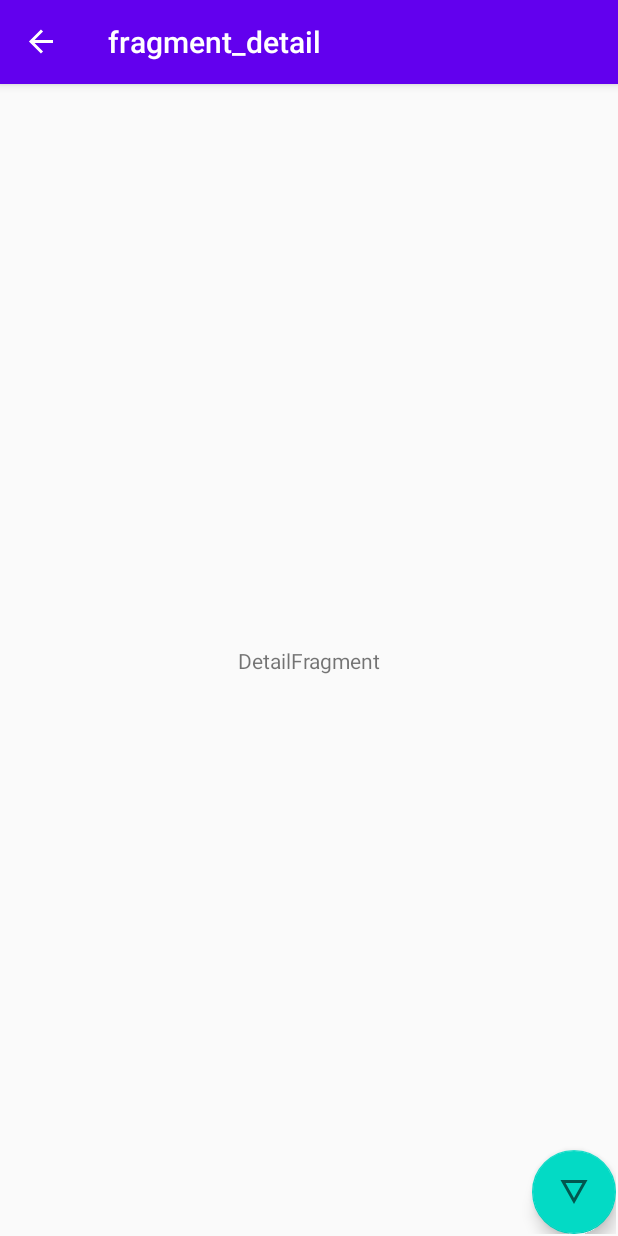
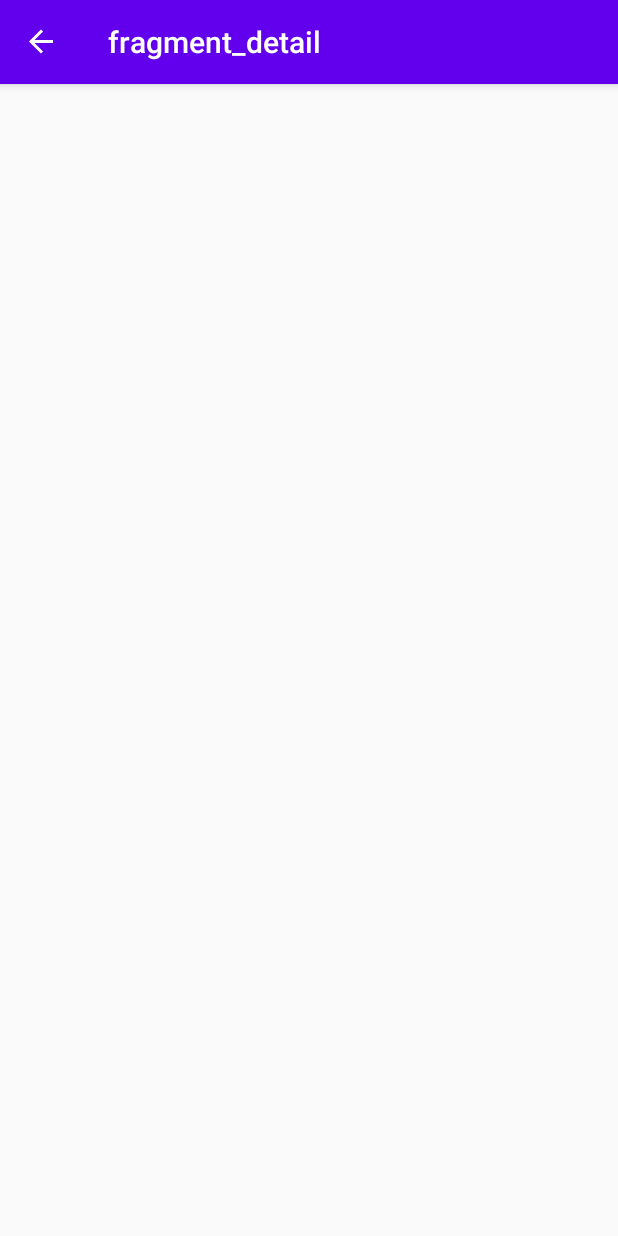
Before and after one commit to Hrishikesh6419/FetchDogsJavaMVVM, an Android app: the DetailFragment screen opened through its navigation route, on a phone screen of 412 x 824 dp. Run offline under Robolectric (Android 15) with nearby library versions, the phone set to English and light mode, and no system bars; our stand-ins replace ButterKnife, navigation-ui.

Commit message:
Cleaned Fragments

```diff
--- a/app/src/main/java/com/hrishikeshdarshan/fetchdogsjavamvvm/view/DetailFragment.java
+++ b/app/src/main/java/com/hrishikeshdarshan/fetchdogsjavamvvm/view/DetailFragment.java
@@ -2,6 +2,8 @@ package com.hrishikeshdarshan.fetchdogsjavamvvm.view;
 
 import android.os.Bundle;
 
+import androidx.annotation.NonNull;
+import androidx.annotation.Nullable;
 import androidx.fragment.app.Fragment;
 import androidx.navigation.NavDirections;
 import androidx.navigation.Navigation;
@@ -9,17 +11,19 @@ import androidx.navigation.Navigation;
 import android.view.LayoutInflater;
 import android.view.View;
 import android.view.ViewGroup;
+import android.widget.TextView;
 
 import com.google.android.material.floatingactionbutton.FloatingActionButton;
 import com.hrishikeshdarshan.fetchdogsjavamvvm.R;
+
 
 import butterknife.BindView;
 import butterknife.ButterKnife;
 
 public class DetailFragment extends Fragment {
 
-    @BindView(R.id.floatingActionButtonDetails)
-    FloatingActionButton fab;
+    private int dogUuid;
+
 
     public DetailFragment() {
         // Required empty public constructor
@@ -30,25 +34,15 @@ public class DetailFragment extends Fragment {
                              Bundle savedInstanceState) {
 
         View view = inflater.inflate(R.layout.fragment_detail, container, false);
-
         ButterKnife.bind(this,view);
-
-        fab.setOnClickListener(view1 -> goToList());
-
-
         return view;
     }
 
-    private void goToList() {
-
-        NavDirections action = DetailFragmentDirections.actionList();
-
-        Navigation.findNavController(fab).navigate(action);
-
-
-
-
+    @Override
+    public void onViewCreated(@NonNull View view, @Nullable Bundle savedInstanceState) {
+        super.onViewCreated(view, savedInstanceState);
+        if(getArguments() != null){
+            dogUuid = DetailFragmentArgs.fromBundle(getArguments()).getDogUuid();
+        }
     }
-
-
 }
--- a/app/src/main/java/com/hrishikeshdarshan/fetchdogsjavamvvm/view/ListFragment.java
+++ b/app/src/main/java/com/hrishikeshdarshan/fetchdogsjavamvvm/view/ListFragment.java
@@ -18,10 +18,12 @@ import com.hrishikeshdarshan.fetchdogsjavamvvm.R;
 import butterknife.BindView;
 import butterknife.ButterKnife;
 
+import static com.hrishikeshdarshan.fetchdogsjavamvvm.view.ListFragmentDirections.*;
+
 public class ListFragment extends Fragment {
-
-    @BindView(R.id.floatingActionButton)
-    FloatingActionButton fab;
+//
+//    @BindView(R.id.floatingActionButton)
+//    FloatingActionButton fab;
 
     public ListFragment() {
         // Required empty public constructor
@@ -36,21 +38,20 @@ public class ListFragment extends Fragment {
         return view;
     }
 
-    @Override
-    public void onViewCreated(@NonNull View view, @Nullable Bundle savedInstanceState) {
-        super.onViewCreated(view, savedInstanceState);
-        fab.setOnClickListener(view1 -> {
-            onGoToDeatils();
-        });
+//   det
 
-    }
-
-    void onGoToDeatils(){
-
-        NavDirections action = ListFragmentDirections.actionDetail();
-        Navigation.findNavController(fab).navigate(action);
-
-
-    }
+//    void onGoToDeatils(){
+////
+////        ListFragmentDirections.ActionDetail action = ListFragmentDirections.actionDetail();
+//
+//
+//        ActionDetail action = actionDetail();
+//        action.setDogUuid(5);
+//
+//
+//        Navigation.findNavController(fab).navigate(action);
+//
+//
+//    }
 
 }
--- a/app/src/main/res/layout/fragment_detail.xml
+++ b/app/src/main/res/layout/fragment_detail.xml
@@ -7,22 +7,4 @@
     tools:context=".view.ListFragment">
 
 
-    <TextView
-        android:id="@+id/textView"
-        android:layout_width="wrap_content"
-        android:layout_height="wrap_content"
-        android:text="DetailFragment"
-        app:layout_constraintBottom_toBottomOf="parent"
-        app:layout_constraintEnd_toEndOf="parent"
-        app:layout_constraintStart_toStartOf="parent"
-        app:layout_constraintTop_toTopOf="parent" />
-
-    <com.google.android.material.floatingactionbutton.FloatingActionButton
-        android:id="@+id/floatingActionButtonDetails"
-        android:layout_width="wrap_content"
-        android:layout_height="wrap_content"
-        android:clickable="true"
-        android:src="@drawable/ic_detail"
-        app:layout_constraintBottom_toBottomOf="parent"
-        app:layout_constraintEnd_toEndOf="parent" />
 </androidx.constraintlayout.widget.ConstraintLayout>
--- a/app/src/main/res/navigation/dogs_navigation.xml
+++ b/app/src/main/res/navigation/dogs_navigation.xml
@@ -12,7 +12,9 @@
         tools:layout="@layout/fragment_list" >
         <action
             android:id="@+id/actionDetail"
-            app:destination="@id/detailFragment" />
+            app:destination="@id/detailFragment"
+            app:enterAnim="@anim/nav_default_enter_anim"
+            app:exitAnim="@anim/nav_default_exit_anim" />
     </fragment>
     <fragment
         android:id="@+id/detailFragment"
@@ -22,5 +24,9 @@
         <action
             android:id="@+id/actionList"
             app:destination="@id/listFragment" />
+        <argument
+            android:name="dogUuid"
+            app:argType="integer"
+            android:defaultValue="0" />
     </fragment>
 </navigation>
```
Also changed, not shown: app/src/main/res/layout/fragment_list.xml (+0 -19 lines).
